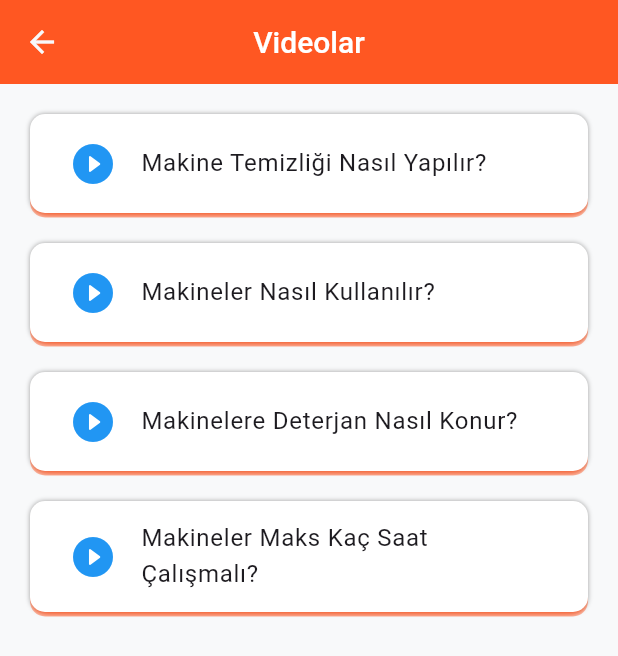
After one commit to Emir1719/Laundry, a Flutter app: the VideoView screen opened by its route, on a phone screen of 412 x 824 dp. The commit adds this screen. Shown: the top 656 px of the screen. Run offline on Flutter 3.47's test engine with Material 3 defaults, Android fonts, the phone set to English and light mode, and no system bars; our stand-ins replace cloud_firestore, firebase_auth, firebase_core, firebase_messaging, get, get_it; missing offline and left inert: qr_code_scanner; accounts and stored records are empty.

Commit message:
video view eklendi

```diff
--- /dev/null
+++ b/assets/data/video/video.json
@@ -0,0 +1,22 @@
+[
+    {
+        "id": 1,
+        "title": "Makine Temizliği Nasıl Yapılır?",
+        "url": "https://www.youtube.com/watch?v=4ORcxSm3uCA"
+    },
+    {
+        "id": 2,
+        "title": "Makineler Nasıl Kullanılır?",
+        "url": "https://www.youtube.com/watch?v=4ORcxSm3uCA"
+    },
+    {
+        "id": 3,
+        "title": "Makinelere Deterjan Nasıl Konur?",
+        "url": "https://www.youtube.com/watch?v=4ORcxSm3uCA"
+    },
+    {
+        "id": 4,
+        "title": "Makineler Maks Kaç Saat Çalışmalı?",
+        "url": "https://www.youtube.com/watch?v=4ORcxSm3uCA"
+    }
+]
--- a/lib/config/route.dart
+++ b/lib/config/route.dart
@@ -7,6 +7,7 @@ import 'package:laundry/presentation/controller/notification.dart';
 import 'package:laundry/presentation/controller/setting.dart';
 import 'package:laundry/presentation/controller/signout_controller.dart';
 import 'package:laundry/presentation/controller/user_controller.dart';
+import 'package:laundry/presentation/controller/video_controller.dart';
 import 'package:laundry/presentation/view/add_announcement.dart';
 import 'package:laundry/presentation/view/announcement.dart';
 import 'package:laundry/presentation/view/change_name.dart';
@@ -18,6 +19,7 @@ import 'package:laundry/presentation/view/qr_scanner.dart';
 import 'package:laundry/presentation/view/register.dart';
 import 'package:laundry/presentation/view/settings.dart';
 import 'package:laundry/presentation/view/splash.dart';
+import 'package:laundry/presentation/view/video.dart';
 
 class AppRoute {
   static const register = "/register";
@@ -31,6 +33,7 @@ class AppRoute {
   static const addAnnouncement = "/addAnnouncement";
   static const splash = "/splash";
   static const changeName = "/changeName";
+  static const video = "/video";
 
   static appRoutes() {
     Transition? transition = Transition.native;
@@ -121,6 +124,14 @@ class AppRoute {
           Get.lazyPut(() => SettingController());
         }),
       ),
+      GetPage(
+        name: video,
+        page: () => const VideoView(),
+        transition: transition,
+        binding: BindingsBuilder(() {
+          Get.lazyPut(() => VideoController());
+        }),
+      ),
     ];
   }
 }
--- /dev/null
+++ b/lib/domain/model/video.dart
@@ -0,0 +1,34 @@
+class Video {
+  final int id;
+  final String title;
+  final String url;
+
+  Video({
+    required this.id,
+    required this.title,
+    required this.url,
+  });
+
+  Video copyWith({
+    int? id,
+    String? title,
+    String? url,
+  }) =>
+      Video(
+        id: id ?? this.id,
+        title: title ?? this.title,
+        url: url ?? this.url,
+      );
+
+  Map<String, dynamic> toJson() => {
+        'id': id,
+        'title': title,
+        'url': url,
+      };
+
+  factory Video.fromJson(Map<String, dynamic> json) => Video(
+        id: json['id'],
+        title: json['title'],
+        url: json['url'],
+      );
+}
--- a/lib/presentation/controller/machine_controller.dart
+++ b/lib/presentation/controller/machine_controller.dart
@@ -49,9 +49,6 @@ class MachineController extends GetxController {
       context: Get.context!,
       useSafeArea: true,
       builder: (context) => const SingleChildScrollView(child: MachineSetting()),
-      shape: RoundedRectangleBorder(
-        borderRadius: BorderRadius.circular(10.0),
-      ),
       constraints: BoxConstraints(
         maxHeight: isPortrait ? AppDevice.height * 0.8 : AppDevice.height,
         maxWidth: isPortrait ? AppDevice.width : AppDevice.width,
--- a/lib/presentation/view/machine_control.dart
+++ b/lib/presentation/view/machine_control.dart
@@ -10,7 +10,7 @@ class MachineControlView extends StatelessWidget {
   @override
   Widget build(BuildContext context) {
     return Scaffold(
-      appBar: AppBar(title: const Text("Makine Ayarları")),
+      appBar: AppBar(title: const Text("Makine Kontrol")),
       body: Column(
         children: [
           const BtnRowMachineSetting(),
--- a/lib/presentation/view/machine_info_sheet/machine_setting.dart
+++ b/lib/presentation/view/machine_info_sheet/machine_setting.dart
@@ -18,7 +18,10 @@ class MachineSetting extends StatelessWidget {
 
     return Container(
       width: MediaQuery.of(context).size.width,
-      decoration: style.machineSettingContainer().copyWith(color: Colors.grey.shade300),
+      decoration: style.machineSettingContainer().copyWith(
+            color: Colors.deepOrange,
+            borderRadius: const BorderRadius.all(Radius.circular(10)),
+          ),
       child: Column(
         mainAxisAlignment: MainAxisAlignment.start,
         crossAxisAlignment: CrossAxisAlignment.start,
--- /dev/null
+++ b/lib/presentation/view/video.dart
@@ -0,0 +1,30 @@
+import 'package:flutter/material.dart';
+import 'package:get/get.dart';
+import 'package:laundry/presentation/controller/video_controller.dart';
+import 'package:laundry/presentation/widget/video/video_list_tile.dart';
+
+class VideoView extends GetView<VideoController> {
+  const VideoView({super.key});
+
+  @override
+  Widget build(BuildContext context) {
+    return Scaffold(
+      appBar: AppBar(title: const Text("Videolar")),
+      body: Obx(() {
+        if (controller.videos.isEmpty) {
+          return const Center(child: CircularProgressIndicator());
+        }
+
+        return ListView.separated(
+          padding: const EdgeInsets.all(20),
+          separatorBuilder: (context, index) => const SizedBox(height: 20),
+          itemCount: controller.videos.length,
+          itemBuilder: (context, index) {
+            final video = controller.videos[index];
+            return VideoListTile(video: video);
+          },
+        );
+      }),
+    );
+  }
+}
--- a/lib/presentation/widget/home/bottom_section.dart
+++ b/lib/presentation/widget/home/bottom_section.dart
@@ -2,6 +2,7 @@ import 'package:flutter/material.dart';
 import 'package:laundry/presentation/widget/buttons/add_announcement.dart';
 import 'package:laundry/presentation/widget/buttons/control_clothes.dart';
 import 'package:laundry/presentation/widget/buttons/scan_qr.dart';
+import 'package:laundry/presentation/widget/buttons/video.dart';
 import 'package:laundry/presentation/widget/machine_count_text.dart';
 
 class HomeBottomSection extends StatelessWidget {
@@ -25,6 +26,7 @@ class HomeBottomSection extends StatelessWidget {
                 BtnControlClothes(),
               ],
             ),
+            BtnVideo(),
           ],
         ),
       ),
--- a/lib/presentation/widget/machine_info_sheet/machine_setting_top.dart
+++ b/lib/presentation/widget/machine_info_sheet/machine_setting_top.dart
@@ -11,18 +11,18 @@ class MachineSettingTopSection extends StatelessWidget {
     final style = locator<AppStyle>();
 
     return Container(
-      width: MediaQuery.of(context).size.width,
       padding: const EdgeInsets.symmetric(horizontal: 20),
+      decoration: const BoxDecoration(borderRadius: BorderRadius.zero),
       child: Row(
         mainAxisAlignment: MainAxisAlignment.spaceBetween,
         mainAxisSize: MainAxisSize.max,
         children: [
-          Text(title, style: style.machineSettingTitle),
+          Text(title, style: style.machineSettingTitle.copyWith(color: Colors.white)),
           IconButton(
             onPressed: () {
               Navigator.pop(context);
             },
-            icon: const Icon(Icons.close),
+            icon: const Icon(Icons.close, color: Colors.white),
           ),
         ],
       ),
--- /dev/null
+++ b/lib/presentation/widget/video/video_list_tile.dart
@@ -0,0 +1,35 @@
+import 'package:flutter/material.dart';
+import 'package:laundry/domain/model/video.dart';
+import 'package:laundry/util/constant/app_message.dart';
+import 'package:laundry/util/constant/style.dart';
+import 'package:laundry/util/extensions/video_url_launch.dart';
+
+class VideoListTile extends StatelessWidget {
+  const VideoListTile({super.key, required this.video});
+  final Video video;
+
+  @override
+  Widget build(BuildContext context) {
+    return GestureDetector(
+      onTap: () async {
+        try {
+          await video.launch();
+        } catch (e) {
+          AppMessage.show(title: "Hata", message: e.toString(), type: Type.error);
+        }
+      },
+      child: Container(
+        padding: const EdgeInsets.symmetric(vertical: 5, horizontal: 10),
+        decoration: AppStyle().announcementContainer(),
+        child: ListTile(
+          leading: const Icon(
+            Icons.play_circle_fill_rounded,
+            color: Colors.blue,
+            size: 32,
+          ),
+          title: Text(video.title.trim()),
+        ),
+      ),
+    );
+  }
+}
```
Also changed, not shown: lib/presentation/controller/video_controller.dart (added, +21 -0 lines), lib/presentation/widget/buttons/video.dart (added, +31 -0 lines), lib/util/extensions/video_url_launch.dart (added, +41 -0 lines), pubspec.yaml (+8 -5 lines), pubspec.lock, 6 other files.
